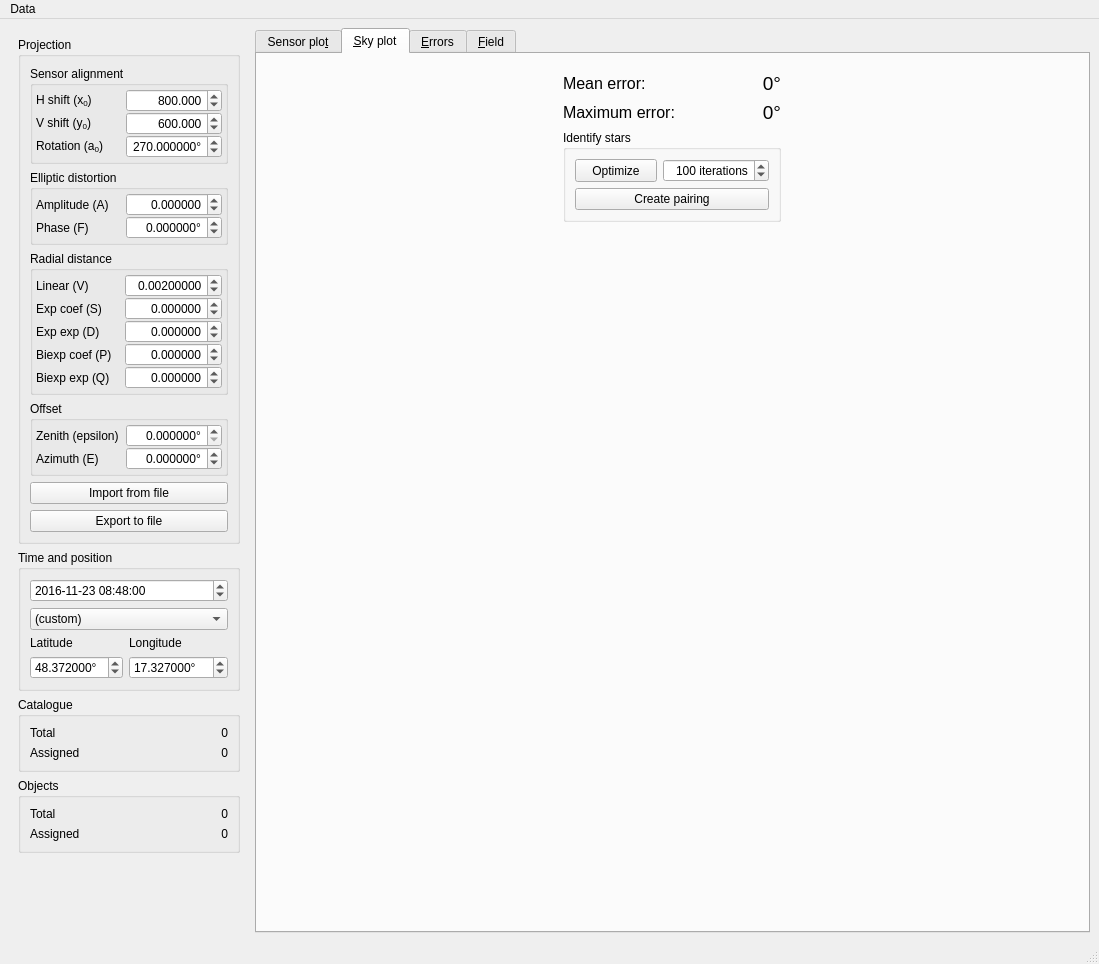
Old version of the form ui/main.ui in the repository AMOS-uniba/vasco.
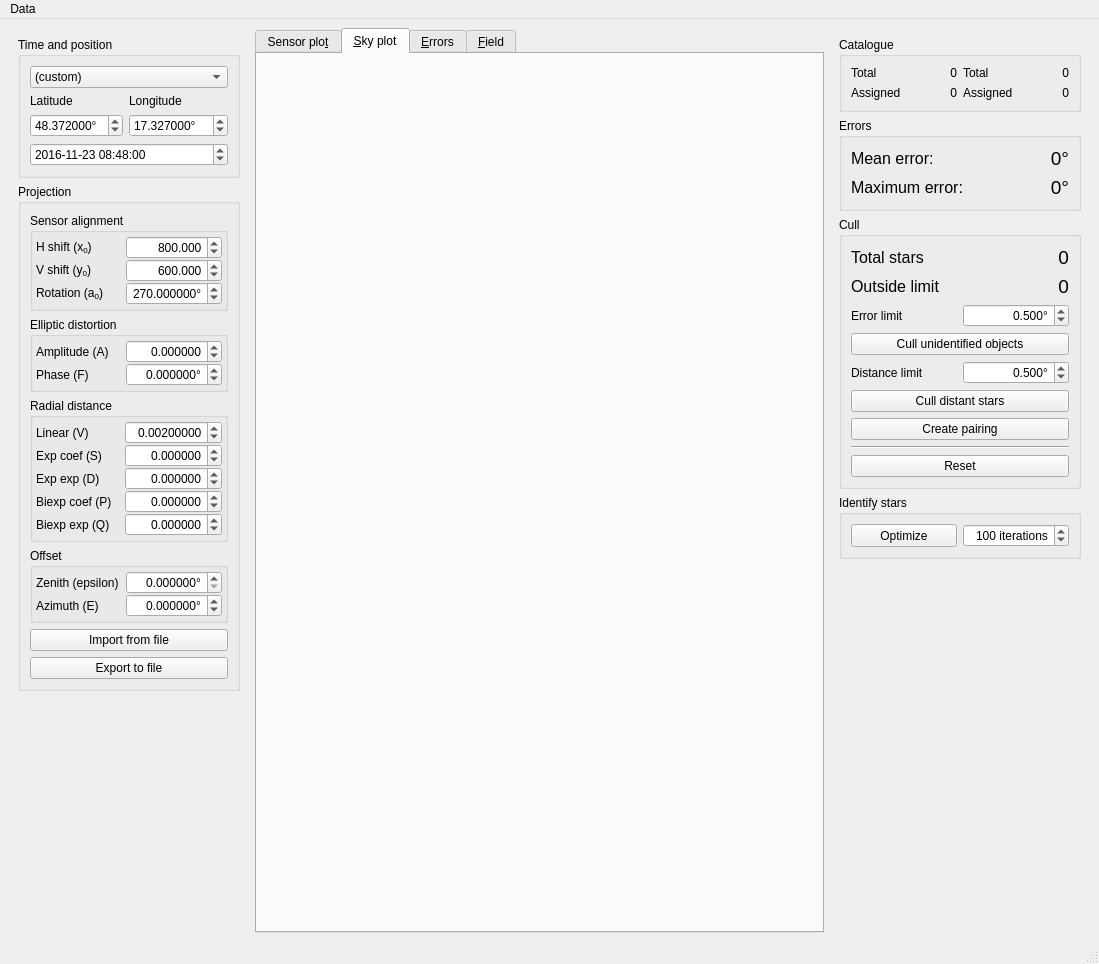
New version of the form.

Commit message: Adding pairing but not too successful

```diff
--- a/ui/main.ui
+++ b/ui/main.ui
@@ -24,6 +24,141 @@
        </sizepolicy>
       </property>
       <layout class="QVBoxLayout" name="verticalLayout_2">
+       <item>
+        <widget class="QGroupBox" name="gb_time">
+         <property name="sizePolicy">
+          <sizepolicy hsizetype="Preferred" vsizetype="Maximum">
+           <horstretch>0</horstretch>
+           <verstretch>0</verstretch>
+          </sizepolicy>
+         </property>
+         <property name="title">
+          <string>Time and position</string>
+         </property>
+         <layout class="QGridLayout" name="gridLayout_5">
+          <item row="3" column="0">
+           <widget class="QDoubleSpinBox" name="dsb_lat">
+            <property name="wrapping">
+             <bool>true</bool>
+            </property>
+            <property name="suffix">
+             <string>°</string>
+            </property>
+            <property name="decimals">
+             <number>6</number>
+            </property>
+            <property name="minimum">
+             <double>-90.000000000000000</double>
+            </property>
+            <property name="maximum">
+             <double>90.000000000000000</double>
+            </property>
+            <property name="singleStep">
+             <double>1.000000000000000</double>
+            </property>
+            <property name="value">
+             <double>48.372000000000000</double>
+            </property>
+           </widget>
+          </item>
+          <item row="3" column="1">
+           <widget class="QDoubleSpinBox" name="dsb_lon">
+            <property name="wrapping">
+             <bool>true</bool>
+            </property>
+            <property name="suffix">
+             <string>°</string>
+            </property>
+            <property name="decimals">
+             <number>6</number>
+            </property>
+            <property name="minimum">
+             <double>-179.999999000000003</double>
+            </property>
+            <property name="maximum">
+             <double>180.000000000000000</double>
+            </property>
+            <property name="singleStep">
+             <double>1.000000000000000</double>
+            </property>
+            <property name="value">
+             <double>17.327000000000002</double>
+            </property>
+           </widget>
+          </item>
+          <item row="1" column="0" colspan="2">
+           <widget class="QComboBox" name="cb_stations">
+            <item>
+             <property name="text">
+              <string>(custom)</string>
+             </property>
+            </item>
+           </widget>
+          </item>
+          <item row="2" column="1">
+           <widget class="QLabel" name="lb_longitude">
+            <property name="text">
+             <string>Longitude</string>
+            </property>
+           </widget>
+          </item>
+          <item row="2" column="0">
+           <widget class="QLabel" name="lb_latitude">
+            <property name="text">
+             <string>Latitude</string>
+            </property>
+           </widget>
+          </item>
+          <item row="4" column="0" colspan="2">
+           <widget class="QDateTimeEdit" name="dt_time">
+            <property name="wrapping">
+             <bool>true</bool>
+            </property>
+            <property name="dateTime">
+             <datetime>
+              <hour>8</hour>
+              <minute>48</minute>
+              <second>0</second>
+              <year>2016</year>
+              <month>11</month>
+              <day>23</day>
+             </datetime>
+            </property>
+            <property name="date">
+             <date>
+              <year>2016</year>
+              <month>11</month>
+              <day>23</day>
+             </date>
+            </property>
+            <property name="maximumDate">
+             <date>
+              <year>2049</year>
+              <month>12</month>
+              <day>31</day>
+             </date>
+            </property>
+            <property name="minimumDate">
+             <date>
+              <year>2000</year>
+              <month>1</month>
+              <day>1</day>
+             </date>
+            </property>
+            <property name="currentSection">
+             <enum>QDateTimeEdit::YearSection</enum>
+            </property>
+            <property name="displayFormat">
+             <string notr="true">yyyy-MM-dd HH:mm:ss</string>
+            </property>
+            <property name="timeSpec">
+             <enum>Qt::UTC</enum>
+            </property>
+           </widget>
+          </item>
+         </layout>
+        </widget>
+       </item>
        <item>
         <widget class="QGroupBox" name="gb_parameters">
          <property name="enabled">
@@ -296,7 +431,7 @@
                 <double>10.000000000000000</double>
                </property>
                <property name="singleStep">
-                <double>0.000100000000000</double>
+                <double>0.000001000000000</double>
                </property>
                <property name="value">
                 <double>0.002000000000000</double>
@@ -522,300 +657,7 @@
         </widget>
        </item>
        <item>
-        <widget class="QGroupBox" name="gb_time">
-         <property name="sizePolicy">
-          <sizepolicy hsizetype="Preferred" vsizetype="Maximum">
-           <horstretch>0</horstretch>
-           <verstretch>0</verstretch>
-          </sizepolicy>
-         </property>
-         <property name="title">
-          <string>Time and position</string>
-         </property>
-         <layout class="QGridLayout" name="gridLayout_5">
-          <item row="1" column="0" colspan="2">
-           <widget class="QComboBox" name="cb_stations">
-            <item>
-             <property name="text">
-              <string>(custom)</string>
-             </property>
-            </item>
-           </widget>
-          </item>
-          <item row="2" column="0">
-           <widget class="QLabel" name="lb_latitude">
-            <property name="text">
-             <string>Latitude</string>
-            </property>
-           </widget>
-          </item>
-          <item row="3" column="0">
-           <widget class="QDoubleSpinBox" name="dsb_lat">
-            <property name="wrapping">
-             <bool>true</bool>
-            </property>
-            <property name="suffix">
-             <string>°</string>
-            </property>
-            <property name="decimals">
-             <number>6</number>
-            </property>
-            <property name="minimum">
-             <double>-90.000000000000000</double>
-            </property>
-            <property name="maximum">
-             <double>90.000000000000000</double>
-            </property>
-            <property name="singleStep">
-             <double>1.000000000000000</double>
-            </property>
-            <property name="value">
-             <double>48.372000000000000</double>
-            </property>
-           </widget>
-          </item>
-          <item row="2" column="1">
-           <widget class="QLabel" name="lb_longitude">
-            <property name="text">
-             <string>Longitude</string>
-            </property>
-           </widget>
-          </item>
-          <item row="3" column="1">
-           <widget class="QDoubleSpinBox" name="dsb_lon">
-            <property name="wrapping">
-             <bool>true</bool>
-            </property>
-            <property name="suffix">
-             <string>°</string>
-            </property>
-            <property name="decimals">
-             <number>6</number>
-            </property>
-            <property name="minimum">
-             <double>-179.999999000000003</double>
-            </property>
-            <property name="maximum">
-             <double>180.000000000000000</double>
-            </property>
-            <property name="singleStep">
-             <double>1.000000000000000</double>
-            </property>
-            <property name="value">
-             <double>17.327000000000002</double>
-            </property>
-           </widget>
-          </item>
-          <item row="0" column="0" colspan="2">
-           <widget class="QDateTimeEdit" name="dt_time">
-            <property name="wrapping">
-             <bool>true</bool>
-            </property>
-            <property name="dateTime">
-             <datetime>
-              <hour>8</hour>
-              <minute>48</minute>
-              <second>0</second>
-              <year>2016</year>
-              <month>11</month>
-              <day>23</day>
-             </datetime>
-            </property>
-            <property name="date">
-             <date>
-              <year>2016</year>
-              <month>11</month>
-              <day>23</day>
-             </date>
-            </property>
-            <property name="maximumDate">
-             <date>
-              <year>2049</year>
-              <month>12</month>
-              <day>31</day>
-             </date>
-            </property>
-            <property name="minimumDate">
-             <date>
-              <year>2000</year>
-              <month>1</month>
-              <day>1</day>
-             </date>
-            </property>
-            <property name="currentSection">
-             <enum>QDateTimeEdit::YearSection</enum>
-            </property>
-            <property name="displayFormat">
-             <string notr="true">yyyy-MM-dd HH:mm:ss</string>
-            </property>
-            <property name="timeSpec">
-             <enum>Qt::UTC</enum>
-            </property>
-           </widget>
-          </item>
-         </layout>
-        </widget>
-       </item>
-       <item>
-        <widget class="QGroupBox" name="gb_counts">
-         <property name="title">
-          <string>Catalogue</string>
-         </property>
-         <layout class="QGridLayout" name="gridLayout_9">
-          <item row="0" column="0">
-           <widget class="QLabel" name="lx_catalogue_all">
-            <property name="sizePolicy">
-             <sizepolicy hsizetype="Preferred" vsizetype="Maximum">
-              <horstretch>0</horstretch>
-              <verstretch>0</verstretch>
-             </sizepolicy>
-            </property>
-            <property name="text">
-             <string>Total</string>
-            </property>
-           </widget>
-          </item>
-          <item row="0" column="1">
-           <widget class="QLabel" name="lb_catalogue_all">
-            <property name="sizePolicy">
-             <sizepolicy hsizetype="Preferred" vsizetype="Maximum">
-              <horstretch>0</horstretch>
-              <verstretch>0</verstretch>
-             </sizepolicy>
-            </property>
-            <property name="minimumSize">
-             <size>
-              <width>100</width>
-              <height>0</height>
-             </size>
-            </property>
-            <property name="text">
-             <string>0</string>
-            </property>
-            <property name="alignment">
-             <set>Qt::AlignRight|Qt::AlignTrailing|Qt::AlignVCenter</set>
-            </property>
-           </widget>
-          </item>
-          <item row="1" column="0">
-           <widget class="QLabel" name="lx_catalogue_near">
-            <property name="sizePolicy">
-             <sizepolicy hsizetype="Preferred" vsizetype="Maximum">
-              <horstretch>0</horstretch>
-              <verstretch>0</verstretch>
-             </sizepolicy>
-            </property>
-            <property name="text">
-             <string>Assigned</string>
-            </property>
-           </widget>
-          </item>
-          <item row="1" column="1">
-           <widget class="QLabel" name="lb_catalogue_near">
-            <property name="sizePolicy">
-             <sizepolicy hsizetype="Preferred" vsizetype="Maximum">
-              <horstretch>0</horstretch>
-              <verstretch>0</verstretch>
-             </sizepolicy>
-            </property>
-            <property name="minimumSize">
-             <size>
-              <width>100</width>
-              <height>0</height>
-             </size>
-            </property>
-            <property name="text">
-             <string>0</string>
-            </property>
-            <property name="alignment">
-             <set>Qt::AlignRight|Qt::AlignTrailing|Qt::AlignVCenter</set>
-            </property>
-           </widget>
-          </item>
-         </layout>
-        </widget>
-       </item>
-       <item>
-        <widget class="QGroupBox" name="gb_counts_2">
-         <property name="title">
-          <string>Objects</string>
-         </property>
-         <layout class="QGridLayout" name="gridLayout_10">
-          <item row="0" column="0">
-           <widget class="QLabel" name="lx_objects_all">
-            <property name="sizePolicy">
-             <sizepolicy hsizetype="Preferred" vsizetype="Maximum">
-              <horstretch>0</horstretch>
-              <verstretch>0</verstretch>
-             </sizepolicy>
-            </property>
-            <property name="text">
-             <string>Total</string>
-            </property>
-           </widget>
-          </item>
-          <item row="0" column="1">
-           <widget class="QLabel" name="lb_objects_all">
-            <property name="sizePolicy">
-             <sizepolicy hsizetype="Preferred" vsizetype="Maximum">
-              <horstretch>0</horstretch>
-              <verstretch>0</verstretch>
-             </sizepolicy>
-            </property>
-            <property name="minimumSize">
-             <size>
-              <width>100</width>
-              <height>0</height>
-             </size>
-            </property>
-            <property name="text">
-             <string>0</string>
-            </property>
-            <property name="alignment">
-             <set>Qt::AlignRight|Qt::AlignTrailing|Qt::AlignVCenter</set>
-            </property>
-           </widget>
-          </item>
-          <item row="1" column="0">
-           <widget class="QLabel" name="lx_objects_near">
-            <property name="sizePolicy">
-             <sizepolicy hsizetype="Preferred" vsizetype="Maximum">
-              <horstretch>0</horstretch>
-              <verstretch>0</verstretch>
-             </sizepolicy>
-            </property>
-            <property name="text">
-             <string>Assigned</string>
-            </property>
-           </widget>
-          </item>
-          <item row="1" column="1">
-           <widget class="QLabel" name="lb_objects_near">
-            <property name="sizePolicy">
-             <sizepolicy hsizetype="Preferred" vsizetype="Maximum">
-              <horstretch>0</horstretch>
-              <verstretch>0</verstretch>
-             </sizepolicy>
-            </property>
-            <property name="minimumSize">
-             <size>
-              <width>100</width>
-              <height>0</height>
-             </size>
-            </property>
-            <property name="text">
-             <string>0</string>
-            </property>
-            <property name="alignment">
-             <set>Qt::AlignRight|Qt::AlignTrailing|Qt::AlignVCenter</set>
-            </property>
-           </widget>
-          </item>
-         </layout>
-        </widget>
-       </item>
-       <item>
-        <spacer name="verticalSpacer">
+        <spacer name="verticalSpacer_4">
          <property name="orientation">
           <enum>Qt::Vertical</enum>
          </property>
@@ -848,86 +690,179 @@
        <attribute name="title">
         <string>&amp;Sky plot</string>
        </attribute>
-       <layout class="QHBoxLayout" name="horizontalLayout_2">
-        <item>
-         <widget class="QWidget" name="w_skyplot" native="true">
-          <property name="sizePolicy">
-           <sizepolicy hsizetype="Maximum" vsizetype="Preferred">
-            <horstretch>0</horstretch>
-            <verstretch>0</verstretch>
-           </sizepolicy>
-          </property>
-          <layout class="QGridLayout" name="gridLayout_7">
-           <item row="3" column="0" colspan="2">
-            <spacer name="verticalSpacer_2">
-             <property name="orientation">
-              <enum>Qt::Vertical</enum>
-             </property>
-             <property name="sizeHint" stdset="0">
-              <size>
-               <width>20</width>
-               <height>40</height>
-              </size>
-             </property>
-            </spacer>
-           </item>
-           <item row="2" column="0" colspan="2">
-            <widget class="QGroupBox" name="gb_identify">
+       <layout class="QHBoxLayout" name="horizontalLayout_2"/>
+      </widget>
+      <widget class="QWidget" name="tab_errors">
+       <attribute name="title">
+        <string>&amp;Errors</string>
+       </attribute>
+       <layout class="QHBoxLayout" name="horizontalLayout_3"/>
+      </widget>
+      <widget class="QWidget" name="tab">
+       <attribute name="title">
+        <string>&amp;Field</string>
+       </attribute>
+      </widget>
+     </widget>
+    </item>
+    <item>
+     <widget class="QWidget" name="w_stats" native="true">
+      <layout class="QVBoxLayout" name="verticalLayout_3">
+       <item>
+        <widget class="QGroupBox" name="gb_counts">
              <property name="title">
-              <string>Identify stars</string>
-             </property>
-             <layout class="QGridLayout" name="gridLayout_6">
-              <item row="2" column="1">
-               <widget class="QSpinBox" name="sb_maxiter">
+          <string>Catalogue</string>
+         </property>
+         <layout class="QGridLayout" name="gridLayout_9">
+          <item row="0" column="1">
+           <widget class="QLabel" name="lb_catalogue_all">
+            <property name="sizePolicy">
+             <sizepolicy hsizetype="Maximum" vsizetype="Preferred">
+              <horstretch>0</horstretch>
+              <verstretch>0</verstretch>
+             </sizepolicy>
+            </property>
+            <property name="minimumSize">
+             <size>
+              <width>48</width>
+              <height>0</height>
+             </size>
+            </property>
+            <property name="text">
+             <string>0</string>
+            </property>
                 <property name="alignment">
                  <set>Qt::AlignRight|Qt::AlignTrailing|Qt::AlignVCenter</set>
                 </property>
-                <property name="suffix">
-                 <string> iterations</string>
-                </property>
-                <property name="minimum">
-                 <number>10</number>
-                </property>
-                <property name="maximum">
-                 <number>1000</number>
-                </property>
-                <property name="singleStep">
-                 <number>10</number>
-                </property>
-                <property name="value">
-                 <number>100</number>
-                </property>
-               </widget>
-              </item>
-              <item row="2" column="0">
-               <widget class="QPushButton" name="pb_optimize">
+           </widget>
+          </item>
+          <item row="1" column="0">
+           <widget class="QLabel" name="lx_catalogue_near">
+            <property name="sizePolicy">
+             <sizepolicy hsizetype="Preferred" vsizetype="Maximum">
+              <horstretch>0</horstretch>
+              <verstretch>0</verstretch>
+             </sizepolicy>
+            </property>
+            <property name="text">
+             <string>Assigned</string>
+            </property>
+           </widget>
+          </item>
+          <item row="0" column="0">
+           <widget class="QLabel" name="lx_catalogue_all">
+            <property name="sizePolicy">
+             <sizepolicy hsizetype="Preferred" vsizetype="Maximum">
+              <horstretch>0</horstretch>
+              <verstretch>0</verstretch>
+             </sizepolicy>
+            </property>
+            <property name="text">
+             <string>Total</string>
+            </property>
+           </widget>
+          </item>
+          <item row="0" column="2">
+           <widget class="QLabel" name="lx_objects_all">
+            <property name="sizePolicy">
+             <sizepolicy hsizetype="Preferred" vsizetype="Maximum">
+              <horstretch>0</horstretch>
+              <verstretch>0</verstretch>
+             </sizepolicy>
+            </property>
+            <property name="text">
+             <string>Total</string>
+            </property>
+           </widget>
+          </item>
+          <item row="1" column="1">
+           <widget class="QLabel" name="lb_catalogue_near">
                 <property name="sizePolicy">
-                 <sizepolicy hsizetype="Preferred" vsizetype="Minimum">
+             <sizepolicy hsizetype="Maximum" vsizetype="Preferred">
                   <horstretch>0</horstretch>
                   <verstretch>0</verstretch>
                  </sizepolicy>
                 </property>
+            <property name="minimumSize">
+             <size>
+              <width>48</width>
+              <height>0</height>
+             </size>
+            </property>
                 <property name="text">
-                 <string>Optimize</string>
-                </property>
-               </widget>
-              </item>
-              <item row="3" column="0" colspan="2">
-               <widget class="QPushButton" name="pb_pair">
+             <string>0</string>
+            </property>
+            <property name="alignment">
+             <set>Qt::AlignRight|Qt::AlignTrailing|Qt::AlignVCenter</set>
+            </property>
+           </widget>
+          </item>
+          <item row="0" column="3">
+           <widget class="QLabel" name="lb_objects_all">
                 <property name="sizePolicy">
-                 <sizepolicy hsizetype="Preferred" vsizetype="Minimum">
+             <sizepolicy hsizetype="Maximum" vsizetype="Preferred">
                   <horstretch>0</horstretch>
                   <verstretch>0</verstretch>
                  </sizepolicy>
                 </property>
+            <property name="minimumSize">
+             <size>
+              <width>48</width>
+              <height>0</height>
+             </size>
+            </property>
                 <property name="text">
-                 <string>Create pairing</string>
+             <string>0</string>
+            </property>
+            <property name="alignment">
+             <set>Qt::AlignRight|Qt::AlignTrailing|Qt::AlignVCenter</set>
+            </property>
+           </widget>
+          </item>
+          <item row="1" column="2">
+           <widget class="QLabel" name="lx_objects_near">
+            <property name="sizePolicy">
+             <sizepolicy hsizetype="Preferred" vsizetype="Maximum">
+              <horstretch>0</horstretch>
+              <verstretch>0</verstretch>
+             </sizepolicy>
+            </property>
+            <property name="text">
+             <string>Assigned</string>
+            </property>
+           </widget>
+          </item>
+          <item row="1" column="3">
+           <widget class="QLabel" name="lb_objects_near">
+            <property name="sizePolicy">
+             <sizepolicy hsizetype="Maximum" vsizetype="Preferred">
+              <horstretch>0</horstretch>
+              <verstretch>0</verstretch>
+             </sizepolicy>
+            </property>
+            <property name="minimumSize">
+             <size>
+              <width>48</width>
+              <height>0</height>
+             </size>
+            </property>
+            <property name="text">
+             <string>0</string>
+            </property>
+            <property name="alignment">
+             <set>Qt::AlignRight|Qt::AlignTrailing|Qt::AlignVCenter</set>
                 </property>
                </widget>
               </item>
              </layout>
             </widget>
            </item>
+       <item>
+        <widget class="QGroupBox" name="groupBox">
+         <property name="title">
+          <string>Errors</string>
+         </property>
+         <layout class="QGridLayout" name="gridLayout_10">
            <item row="0" column="0">
             <widget class="QLabel" name="lx_avg_error">
              <property name="sizePolicy">
@@ -946,33 +881,6 @@
              </property>
             </widget>
            </item>
-           <item row="1" column="1">
-            <widget class="QLabel" name="lb_max_error">
-             <property name="sizePolicy">
-              <sizepolicy hsizetype="Preferred" vsizetype="Maximum">
-               <horstretch>0</horstretch>
-               <verstretch>0</verstretch>
-              </sizepolicy>
-             </property>
-             <property name="minimumSize">
-              <size>
-               <width>100</width>
-               <height>0</height>
-              </size>
-             </property>
-             <property name="font">
-              <font>
-               <pointsize>14</pointsize>
-              </font>
-             </property>
-             <property name="text">
-              <string>0°</string>
-             </property>
-             <property name="alignment">
-              <set>Qt::AlignRight|Qt::AlignTrailing|Qt::AlignVCenter</set>
-             </property>
-            </widget>
-           </item>
            <item row="0" column="1">
             <widget class="QLabel" name="lb_avg_error">
              <property name="sizePolicy">
@@ -1018,25 +926,36 @@
              </property>
             </widget>
            </item>
-          </layout>
-         </widget>
-        </item>
-       </layout>
-      </widget>
-      <widget class="QWidget" name="tab_errors">
-       <attribute name="title">
-        <string>&amp;Errors</string>
-       </attribute>
-       <layout class="QHBoxLayout" name="horizontalLayout_3">
-        <item>
-         <widget class="QWidget" name="widget" native="true">
+          <item row="1" column="1">
+           <widget class="QLabel" name="lb_max_error">
           <property name="sizePolicy">
-           <sizepolicy hsizetype="Maximum" vsizetype="Preferred">
+             <sizepolicy hsizetype="Preferred" vsizetype="Maximum">
             <horstretch>0</horstretch>
             <verstretch>0</verstretch>
            </sizepolicy>
           </property>
-          <layout class="QVBoxLayout" name="verticalLayout_4">
+            <property name="minimumSize">
+             <size>
+              <width>100</width>
+              <height>0</height>
+             </size>
+            </property>
+            <property name="font">
+             <font>
+              <pointsize>14</pointsize>
+             </font>
+            </property>
+            <property name="text">
+             <string>0°</string>
+            </property>
+            <property name="alignment">
+             <set>Qt::AlignRight|Qt::AlignTrailing|Qt::AlignVCenter</set>
+            </property>
+           </widget>
+          </item>
+         </layout>
+        </widget>
+       </item>
            <item>
             <widget class="QGroupBox" name="gb_cull">
              <property name="title">
@@ -1063,7 +982,36 @@
                 </property>
                </widget>
               </item>
-              <item row="9" column="0" colspan="2">
+          <item row="8" column="0">
+           <widget class="QLabel" name="lx_distance_limit">
+            <property name="text">
+             <string>Distance limit</string>
+            </property>
+           </widget>
+          </item>
+          <item row="8" column="1">
+           <widget class="QDoubleSpinBox" name="dsb_distance_limit">
+            <property name="alignment">
+             <set>Qt::AlignRight|Qt::AlignTrailing|Qt::AlignVCenter</set>
+            </property>
+            <property name="suffix">
+             <string>°</string>
+            </property>
+            <property name="decimals">
+             <number>3</number>
+            </property>
+            <property name="maximum">
+             <double>5.000000000000000</double>
+            </property>
+            <property name="singleStep">
+             <double>0.100000000000000</double>
+            </property>
+            <property name="value">
+             <double>0.500000000000000</double>
+            </property>
+           </widget>
+          </item>
+          <item row="10" column="0" colspan="2">
                <widget class="QPushButton" name="pb_cull_distant">
                 <property name="sizePolicy">
                  <sizepolicy hsizetype="Preferred" vsizetype="Minimum">
@@ -1076,6 +1024,20 @@
                 </property>
                </widget>
               </item>
+          <item row="12" column="0" colspan="2">
+           <widget class="Line" name="line">
+            <property name="orientation">
+             <enum>Qt::Horizontal</enum>
+            </property>
+           </widget>
+          </item>
+          <item row="15" column="0" colspan="2">
+           <widget class="QPushButton" name="pb_reset">
+            <property name="text">
+             <string>Reset</string>
+            </property>
+           </widget>
+          </item>
               <item row="3" column="1">
                <widget class="QLabel" name="lb_outside_limit">
                 <property name="sizePolicy">
@@ -1188,32 +1150,60 @@
                 </property>
                </widget>
               </item>
-              <item row="8" column="0">
-               <widget class="QLabel" name="lx_distance_limit">
+          <item row="11" column="0" colspan="2">
+           <widget class="QPushButton" name="pb_pair">
+            <property name="sizePolicy">
+             <sizepolicy hsizetype="Preferred" vsizetype="Minimum">
+              <horstretch>0</horstretch>
+              <verstretch>0</verstretch>
+             </sizepolicy>
+            </property>
                 <property name="text">
-                 <string>Distance limit</string>
+             <string>Create pairing</string>
                 </property>
                </widget>
               </item>
-              <item row="8" column="1">
-               <widget class="QDoubleSpinBox" name="dsb_distance_limit">
+         </layout>
+        </widget>
+       </item>
+       <item>
+        <widget class="QGroupBox" name="gb_identify">
+         <property name="title">
+          <string>Identify stars</string>
+         </property>
+         <layout class="QGridLayout" name="gridLayout_6">
+          <item row="2" column="1">
+           <widget class="QSpinBox" name="sb_maxiter">
                 <property name="alignment">
                  <set>Qt::AlignRight|Qt::AlignTrailing|Qt::AlignVCenter</set>
                 </property>
                 <property name="suffix">
-                 <string>°</string>
-                </property>
-                <property name="decimals">
-                 <number>3</number>
+             <string> iterations</string>
+            </property>
+            <property name="minimum">
+             <number>10</number>
                 </property>
                 <property name="maximum">
-                 <double>1.000000000000000</double>
+             <number>1000</number>
                 </property>
                 <property name="singleStep">
-                 <double>0.010000000000000</double>
+             <number>10</number>
                 </property>
                 <property name="value">
-                 <double>0.500000000000000</double>
+             <number>100</number>
+            </property>
+           </widget>
+          </item>
+          <item row="2" column="0">
+           <widget class="QPushButton" name="pb_optimize">
+            <property name="sizePolicy">
+             <sizepolicy hsizetype="Preferred" vsizetype="Minimum">
+              <horstretch>0</horstretch>
+              <verstretch>0</verstretch>
+             </sizepolicy>
+            </property>
+            <property name="text">
+             <string>Optimize</string>
                 </property>
                </widget>
               </item>
@@ -1221,28 +1211,19 @@
             </widget>
            </item>
            <item>
-            <spacer name="verticalSpacer_3">
+        <spacer name="verticalSpacer_5">
              <property name="orientation">
               <enum>Qt::Vertical</enum>
              </property>
              <property name="sizeHint" stdset="0">
               <size>
-               <width>20</width>
-               <height>40</height>
+           <width>241</width>
+           <height>356</height>
               </size>
              </property>
             </spacer>
            </item>
           </layout>
-         </widget>
-        </item>
-       </layout>
-      </widget>
-      <widget class="QWidget" name="tab">
-       <attribute name="title">
-        <string>&amp;Field</string>
-       </attribute>
-      </widget>
      </widget>
     </item>
    </layout>
```
Left out of the diff: 29 changed lines with no effect on the pictures. Lines whose indentation alone changed are shown as unchanged. The commit also changes 6 other files.
